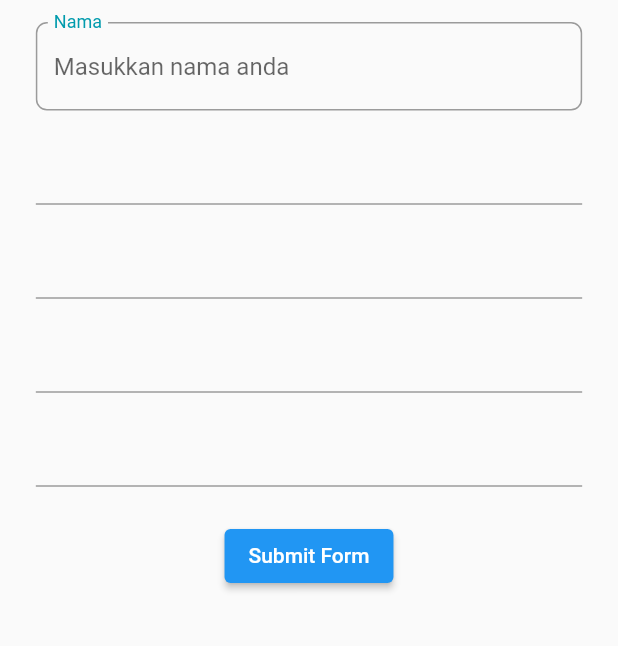
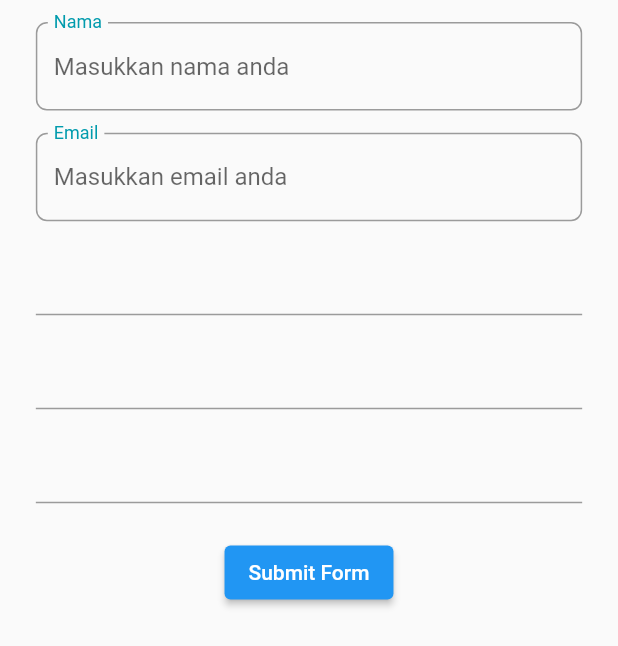
Before and after one commit to abdaziz-04/venturo-form-stepper-aziz, a Flutter app: the screen it shows after launch, on a phone screen of 412 x 824 dp. Shown: the top 646 px of the screen. Run offline on Flutter 3.47's test engine with Material 2 defaults, Android fonts, the phone set to English and light mode, and no system bars; our stand-ins replace flutter_screenutil, get, google_fonts; missing offline and left inert: fast_rsa; key blocks and very long unbroken strings in the code were emptied for the run.

Commit message:
add email form

```diff
--- a/lib/features/profiling/controllers/profiling_controller.dart
+++ b/lib/features/profiling/controllers/profiling_controller.dart
@@ -7,11 +7,15 @@ class ProfilingController extends GetxController {
   var nameController = TextEditingController();
   var nameErrorMessage = "".obs;
 
+  var emailController = TextEditingController();
+  var emailErrorMessage = "".obs;
+
   @override
   void onInit() {
     super.onInit();
 
     nameController.addListener(nameListener);
+    emailController.addListener(emailListener);
   }
 
   void nameListener() {
@@ -23,4 +27,25 @@ class ProfilingController extends GetxController {
 
     nameErrorMessage.value = "";
   }
+
+  void emailListener() {
+    var email = emailController.text.trim();
+    if (email.isEmpty) {
+      emailErrorMessage.value = "Email tidak boleh kosong";
+      return;
+    }
+
+    if (!isValidEmail(email)) {
+      emailErrorMessage.value = "Email tidak sesuai format";
+      return;
+    }
+
+    emailErrorMessage.value = "";
+  }
+
+  bool isValidEmail(String email) {
+    return RegExp(
+            r"^[a-zA-Z0-9.a-zA-Z0-9.!#$%&'*+-/=?^_`{|}~]+@[a-zA-Z0-9]+\.[a-zA-Z]+")
+        .hasMatch(email);
+  }
 }
--- a/lib/features/profiling/view/ui/profiling_screen.dart
+++ b/lib/features/profiling/view/ui/profiling_screen.dart
@@ -38,7 +38,22 @@ class ProfilingScreen extends StatelessWidget {
                   );
                 }),
                 SizedBox(height: 16.h),
-                const TextField(),
+                Obx(() {
+                  String? errorMessage;
+
+                  errorMessage = controller.emailErrorMessage.value.trim();
+                  if (errorMessage.isEmpty) {
+                    errorMessage = null;
+                  }
+
+                  return CustomTextFieldWidget(
+                    controller: controller.emailController,
+                    errorMessage: errorMessage,
+                    label: 'Email',
+                    hint: 'Masukkan email anda',
+                    inputType: TextInputType.emailAddress,
+                  );
+                }),
                 SizedBox(height: 16.h),
                 const TextField(),
                 SizedBox(height: 16.h),
```
